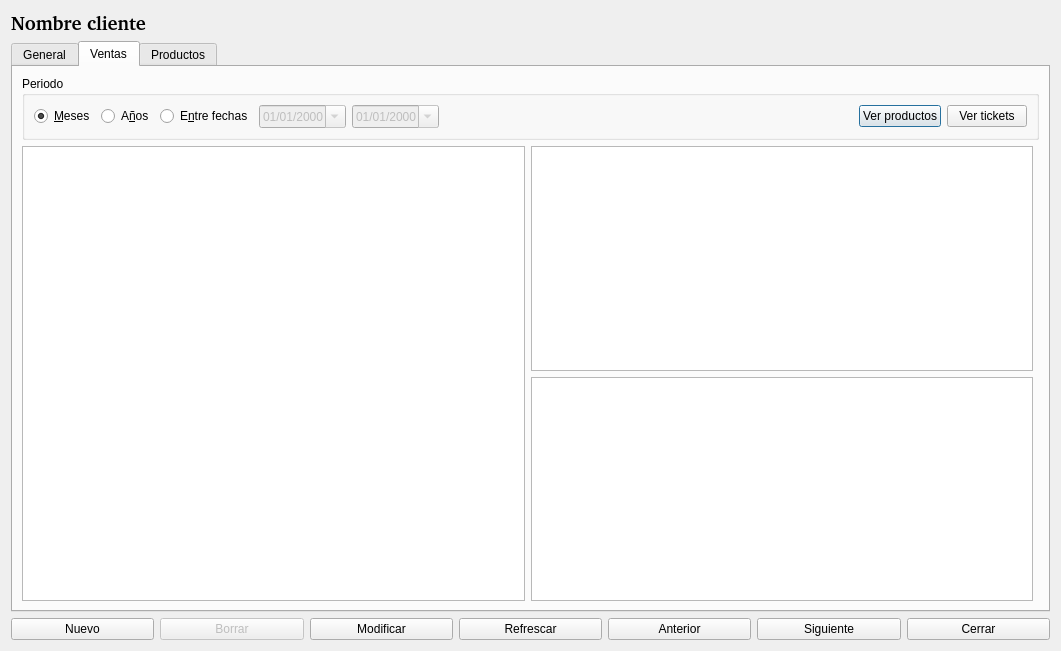
First picture: the form in clientes.ui, repository Ladis72/tienda, before the edit.
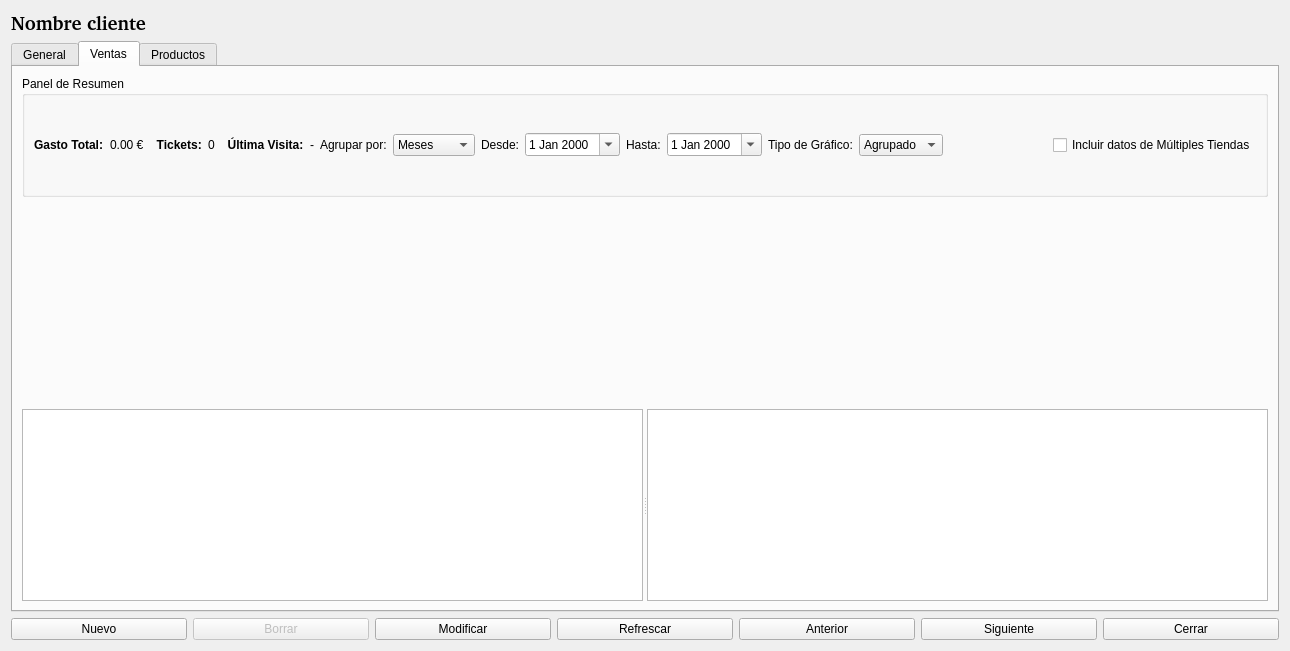
Second picture: the form after the edit. The open tabs and pages were chosen to show the change.

Commit message: Ventas de artículos por clientes y fechas

```diff
--- a/clientes.ui
+++ b/clientes.ui
@@ -6,7 +6,7 @@
    <rect>
     <x>0</x>
     <y>0</y>
-    <width>1061</width>
+    <width>1290</width>
     <height>651</height>
    </rect>
   </property>
@@ -350,72 +350,152 @@
       <attribute name="title">
        <string>Ventas</string>
       </attribute>
-      <layout class="QGridLayout" name="gridLayout_2">
-       <item row="3" column="1">
-        <widget class="QTableView" name="tableView2">
-         <property name="editTriggers">
-          <set>QAbstractItemView::EditTrigger::NoEditTriggers</set>
-         </property>
-        </widget>
-       </item>
-       <item row="1" column="0" colspan="3">
-        <widget class="QGroupBox" name="groupBox">
+      <layout class="QVBoxLayout" name="verticalLayout_Ventas">
+       <item>
+        <widget class="QGroupBox" name="groupBoxKPIs">
          <property name="title">
-          <string>Periodo</string>
+          <string>Panel de Resumen</string>
          </property>
-         <layout class="QHBoxLayout" name="horizontalLayout_2">
+         <layout class="QHBoxLayout" name="horizontalLayoutKPI">
           <item>
-           <widget class="QRadioButton" name="radioButtonMeses">
+           <widget class="QLabel" name="labelKpiGasto">
+            <property name="font">
+             <font>
+              <bold>true</bold>
+             </font>
+            </property>
             <property name="text">
-             <string>&amp;Meses</string>
+             <string>Gasto Total:</string>
             </property>
-            <property name="checked">
-             <bool>true</bool>
+           </widget>
+          </item>
+          <item>
+           <widget class="QLabel" name="labelKpiTotalGasto">
+            <property name="text">
+             <string>0.00 €</string>
             </property>
            </widget>
           </item>
           <item>
-           <widget class="QRadioButton" name="radioButtonAnos">
+           <widget class="QLabel" name="labelKpiTickets">
+            <property name="font">
+             <font>
+              <bold>true</bold>
+             </font>
+            </property>
             <property name="text">
-             <string>A&amp;ños</string>
+             <string>  Tickets:</string>
             </property>
            </widget>
           </item>
           <item>
-           <widget class="QRadioButton" name="radioButtonFechas">
+           <widget class="QLabel" name="labelKpiTotalTickets">
             <property name="text">
-             <string>E&amp;ntre fechas</string>
+             <string>0</string>
+            </property>
+           </widget>
+          </item>
+          <item>
+           <widget class="QLabel" name="labelKpiUltima">
+            <property name="font">
+             <font>
+              <bold>true</bold>
+             </font>
+            </property>
+            <property name="text">
+             <string>  Última Visita:</string>
+            </property>
+           </widget>
+          </item>
+          <item>
+           <widget class="QLabel" name="labelKpiFechaUltima">
+            <property name="text">
+             <string>-</string>
+            </property>
+           </widget>
+          </item>
+          <item>
+           <widget class="QLabel" name="labelAgrupacion">
+            <property name="text">
+             <string>Agrupar por:</string>
+            </property>
+           </widget>
+          </item>
+          <item>
+           <widget class="QComboBox" name="comboBoxAgrupacion">
+            <item>
+             <property name="text">
+              <string>Meses</string>
+             </property>
+            </item>
+            <item>
+             <property name="text">
+              <string>Años</string>
+             </property>
+            </item>
+            <item>
+             <property name="text">
+              <string>Semanas</string>
+             </property>
+            </item>
+            <item>
+             <property name="text">
+              <string>Días</string>
+             </property>
+            </item>
+           </widget>
+          </item>
+          <item>
+           <widget class="QLabel" name="labelDesde">
+            <property name="text">
+             <string>Desde:</string>
             </property>
            </widget>
           </item>
           <item>
            <widget class="QDateEdit" name="dateEditDesde">
-            <property name="enabled">
-             <bool>false</bool>
-            </property>
-            <property name="displayFormat">
-             <string>dd/MM/yyyy</string>
-            </property>
             <property name="calendarPopup">
              <bool>true</bool>
             </property>
            </widget>
           </item>
+          <item>
+           <widget class="QLabel" name="labelHasta">
+            <property name="text">
+             <string>Hasta:</string>
+            </property>
+           </widget>
+          </item>
           <item>
            <widget class="QDateEdit" name="dateEditHasta">
-            <property name="enabled">
-             <bool>false</bool>
-            </property>
-            <property name="displayFormat">
-             <string>dd/MM/yyyy</string>
-            </property>
             <property name="calendarPopup">
              <bool>true</bool>
             </property>
            </widget>
           </item>
           <item>
-           <spacer name="horizontalSpacer">
+           <widget class="QLabel" name="labelTipoGrafico">
+            <property name="text">
+             <string>Tipo de Gráfico:</string>
+            </property>
+           </widget>
+          </item>
+          <item>
+           <widget class="QComboBox" name="comboBoxTipoGrafico">
+            <item>
+             <property name="text">
+              <string>Agrupado</string>
+             </property>
+            </item>
+            <item>
+             <property name="text">
+              <string>Apilado</string>
+             </property>
+            </item>
+           </widget>
+          </item>
+          <item>
+           <spacer name="horizontalSpacerKPI">
             <property name="orientation">
              <enum>Qt::Orientation::Horizontal</enum>
             </property>
@@ -428,27 +508,45 @@
            </spacer>
           </item>
           <item>
-           <widget class="QPushButton" name="pushButtonVerProductos2">
+           <widget class="QCheckBox" name="checkBoxTiendasConectadasVentas">
             <property name="text">
-             <string>Ver productos</string>
-            </property>
-           </widget>
-          </item>
-          <item>
-           <widget class="QPushButton" name="pushButtonVerProductos">
-            <property name="text">
-             <string>Ver tickets</string>
+             <string>Incluir datos de Múltiples Tiendas</string>
             </property>
            </widget>
           </item>
          </layout>
         </widget>
        </item>
-       <item row="4" column="1">
-        <widget class="QTableView" name="tableViewDetalleTicket"/>
+       <item>
+        <widget class="QWidget" name="widgetGraficoVentas" native="true">
+         <property name="minimumSize">
+          <size>
+           <width>0</width>
+           <height>200</height>
+          </size>
+         </property>
+         <layout class="QVBoxLayout" name="verticalLayoutGrafico"/>
+        </widget>
        </item>
-       <item row="3" column="0" rowspan="2">
-        <widget class="QTableView" name="tableView"/>
+       <item>
+        <widget class="QSplitter" name="splitterVentas">
+         <property name="orientation">
+          <enum>Qt::Orientation::Horizontal</enum>
+         </property>
+         <widget class="QTableView" name="tableView2">
+          <property name="editTriggers">
+           <set>QAbstractItemView::EditTrigger::NoEditTriggers</set>
+          </property>
+          <property name="selectionBehavior">
+           <enum>QAbstractItemView::SelectionBehavior::SelectRows</enum>
+          </property>
+         </widget>
+         <widget class="QTableView" name="tableViewDetalleTicket">
+          <property name="editTriggers">
+           <set>QAbstractItemView::EditTrigger::NoEditTriggers</set>
+          </property>
+         </widget>
+        </widget>
        </item>
       </layout>
      </widget>
```
Left out of the diff: 96 changed lines with no effect on the pictures. The commit also changes 8 other files.
